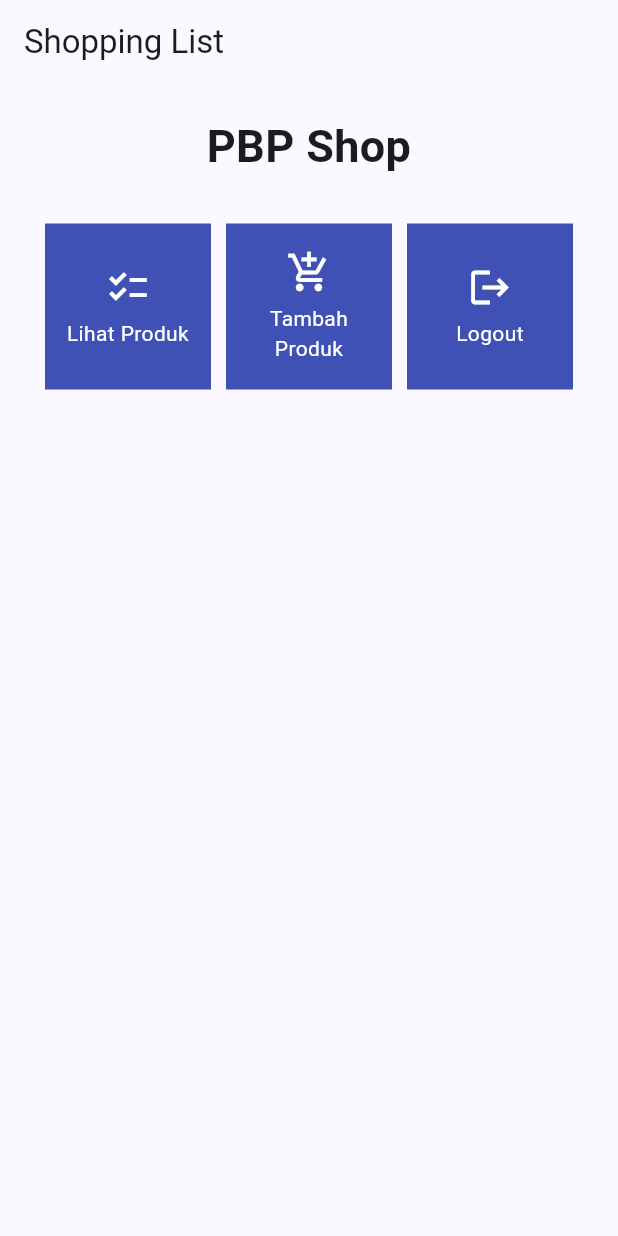
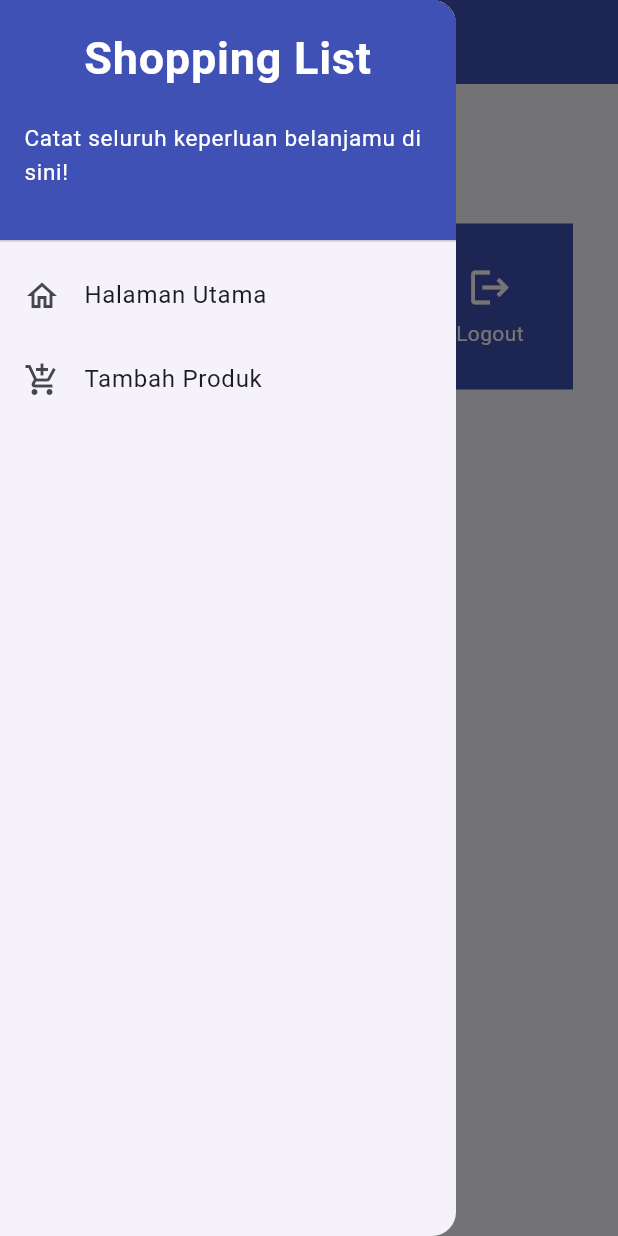
Before and after one commit to johaneswisa/shopping-list-mobile, a Flutter app: the screen it shows after launch, with the side drawer open (before the commit the screen has no drawer), on a phone screen of 412 x 824 dp. Run offline on Flutter 3.47's test engine with Material 2 defaults, Android fonts, the phone set to English and light mode, and no system bars.

Commit message:
Tutorial 7 done

```diff
--- a/lib/menu.dart
+++ b/lib/screens/menu.dart
@@ -1,6 +1,7 @@
 import 'package:flutter/material.dart';
-import 'package:shopping_list/main.dart';
-
+import 'package:shopping_list/widgets/shop_card.dart';
+// Impor drawer widget
+import 'package:shopping_list/widgets/left_drawer.dart';
 
 class MyHomePage extends StatelessWidget {
   MyHomePage({Key? key}) : super(key: key);
@@ -25,7 +26,11 @@ class MyHomePage extends StatelessWidget {
                 title: const Text(
                 'Shopping List',
                 ),
+                backgroundColor: Colors.indigo,
+                foregroundColor: Colors.white,
             ),
+              // Masukkan drawer sebagai parameter nilai drawer dari widget Scaffold
+            drawer: const LeftDrawer(),
             body: SingleChildScrollView(
                 // Widget wrapper yang dapat discroll
                 child: Padding(
@@ -66,48 +71,3 @@ class MyHomePage extends StatelessWidget {
         );
    }
 }
-
-class ShopCard extends StatelessWidget {
-  final ShopItem item;
-
-  const ShopCard(this.item, {super.key}); // Constructor
-
-  @override
-  Widget build(BuildContext context) {
-    return Material(
-      color: Colors.indigo,
-      child: InkWell(
-        // Area responsive terhadap sentuhan
-        onTap: () {
-          // Memunculkan SnackBar ketika diklik
-          ScaffoldMessenger.of(context)
-            ..hideCurrentSnackBar()
-            ..showSnackBar(SnackBar(
-                content: Text("Kamu telah menekan tombol ${item.name}!")));
-        },
-        child: Container(
-          // Container untuk menyimpan Icon dan Text
-          padding: const EdgeInsets.all(8),
-          child: Center(
-            child: Column(
-              mainAxisAlignment: MainAxisAlignment.center,
-              children: [
-                Icon(
-                  item.icon,
-                  color: Colors.white,
-                  size: 30.0,
-                ),
-                const Padding(padding: EdgeInsets.all(3)),
-                Text(
-                  item.name,
-                  textAlign: TextAlign.center,
-                  style: const TextStyle(color: Colors.white),
-                ),
-              ],
-            ),
-          ),
-        ),
-      ),
-    );
-  }
-}
--- /dev/null
+++ b/lib/widgets/left_drawer.dart
@@ -0,0 +1,68 @@
+import 'package:flutter/material.dart';
+import 'package:shopping_list/screens/menu.dart';
+import 'package:shopping_list/screens/shoplist_form.dart';
+
+class LeftDrawer extends StatelessWidget {
+  const LeftDrawer({super.key});
+
+  @override
+  Widget build(BuildContext context) {
+    return Drawer(
+      child: ListView(
+        children: [
+          const DrawerHeader(
+
+          decoration: BoxDecoration(
+            color: Colors.indigo,
+          ),
+          child: Column(
+            children: [
+              Text(
+                'Shopping List',
+                textAlign: TextAlign.center,
+                style: TextStyle(
+                  fontSize: 30,
+                  fontWeight: FontWeight.bold,
+                  color: Colors.white,
+                ),
+              ),
+              Padding(padding: EdgeInsets.all(10)),
+              Text("Catat seluruh keperluan belanjamu di sini!",
+                  style: TextStyle(
+                  fontSize: 15,
+                  fontWeight: FontWeight.normal,
+                  color: Colors.white,
+                ),
+                  ),
+            ],
+          ),
+          ),
+          ListTile(
+            leading: const Icon(Icons.home_outlined),
+            title: const Text('Halaman Utama'),
+            // Bagian redirection ke MyHomePage
+            onTap: () {
+              Navigator.pushReplacement(
+                  context,
+                  MaterialPageRoute(
+                    builder: (context) => MyHomePage(),
+                  ));
+            },
+          ),
+          ListTile(
+            leading: const Icon(Icons.add_shopping_cart),
+            title: const Text('Tambah Produk'),
+            // Bagian redirection ke ShopFormPage
+            onTap: () {
+              Navigator.push(
+                context,
+              MaterialPageRoute(
+                builder: (context) => const ShopFormPage(),
+              ));
+            },
+          ),
+        ],
+      ),
+    );
+  }
+}
--- /dev/null
+++ b/lib/widgets/shop_card.dart
@@ -0,0 +1,60 @@
+import 'package:flutter/material.dart';
+import 'package:shopping_list/screens/shoplist_form.dart';
+class ShopItem {
+  final String name;
+  final IconData icon;
+
+  ShopItem(this.name, this.icon);
+}
+class ShopCard extends StatelessWidget {
+  final ShopItem item;
+
+  const ShopCard(this.item, {super.key}); // Constructor
+
+  @override
+  Widget build(BuildContext context) {
+    return Material(
+      color: Colors.indigo,
+      child: InkWell(
+        // Area responsive terhadap sentuhan
+        onTap: () {
+          // Memunculkan SnackBar ketika diklik
+          ScaffoldMessenger.of(context)
+            ..hideCurrentSnackBar()
+            ..showSnackBar(SnackBar(
+                content: Text("Kamu telah menekan tombol ${item.name}!")));
+                      // Navigate ke route yang sesuai (tergantung jenis tombol)
+          if (item.name == "Tambah Produk") {
+            Navigator.push(
+                context,
+                MaterialPageRoute(
+                  builder: (context) => const ShopFormPage(),
+                ));
+          }
+        },
+        child: Container(
+          // Container untuk menyimpan Icon dan Text
+          padding: const EdgeInsets.all(8),
+          child: Center(
+            child: Column(
+              mainAxisAlignment: MainAxisAlignment.center,
+              children: [
+                Icon(
+                  item.icon,
+                  color: Colors.white,
+                  size: 30.0,
+                ),
+                const Padding(padding: EdgeInsets.all(3)),
+                Text(
+                  item.name,
+                  textAlign: TextAlign.center,
+                  style: const TextStyle(color: Colors.white),
+                ),
+              ],
+            ),
+          ),
+        ),
+      ),
+    );
+  }
+}
```
Also changed, not shown: lib/main.dart (+1 -7 lines), lib/screens/shoplist_form.dart (added, +159 -0 lines).
